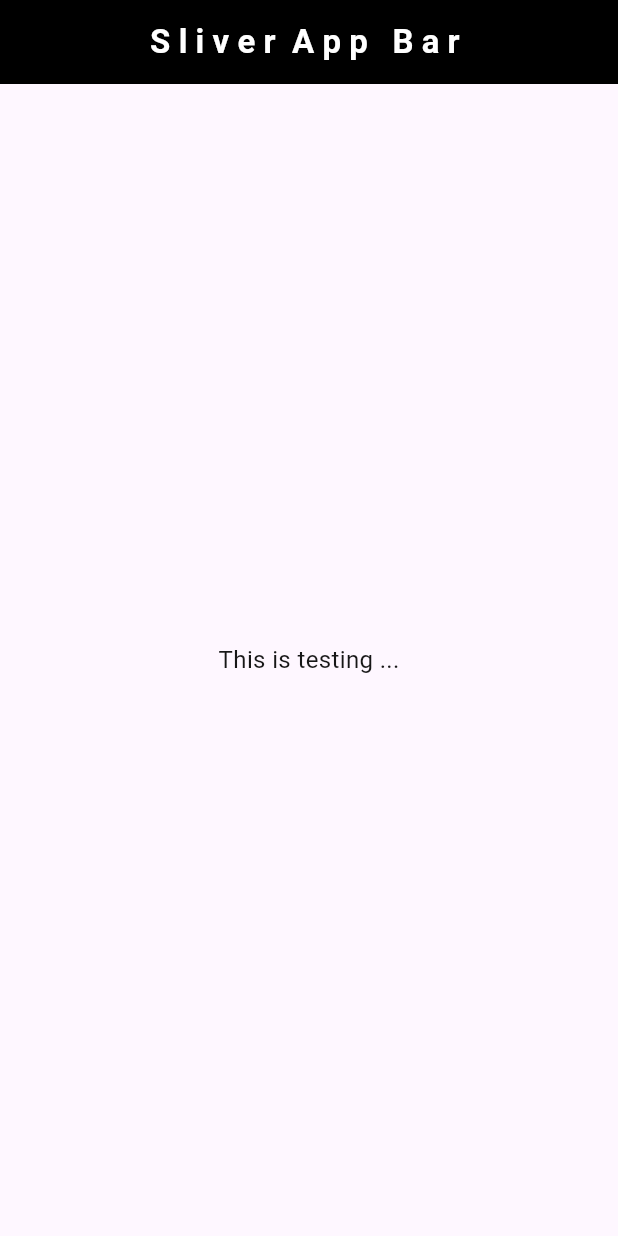
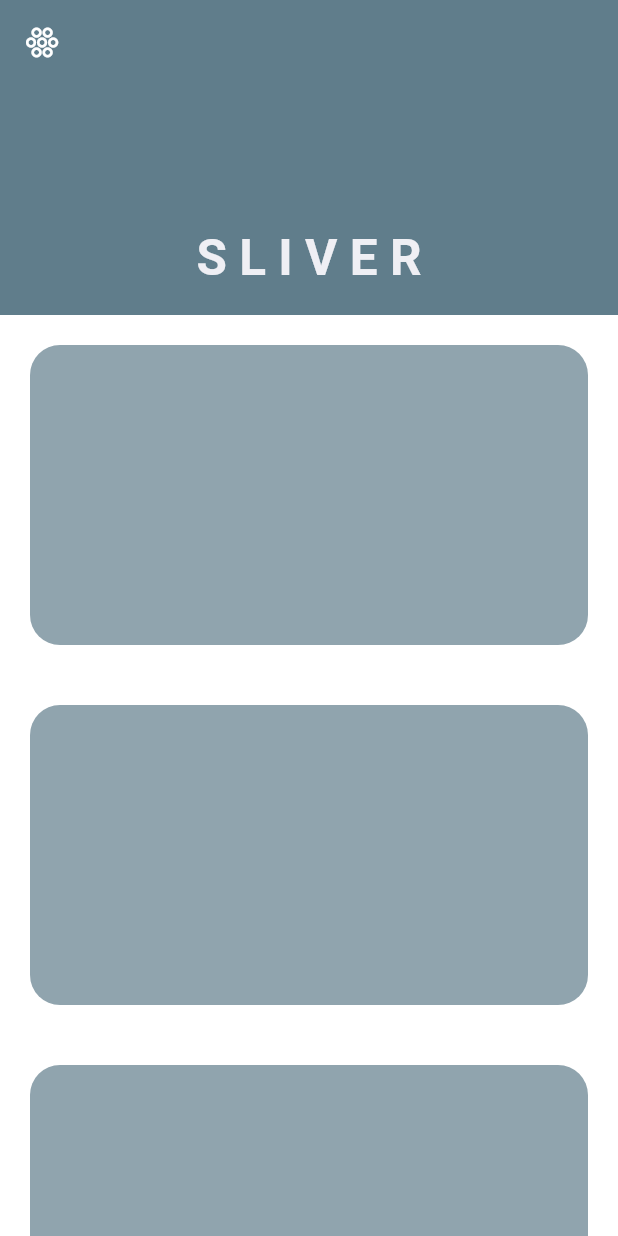
Before and after one commit to Mottakin890/first_project, a Flutter app: the screen it shows after launch, on a phone screen of 412 x 824 dp. Run offline on Flutter 3.47's test engine with Material 3 defaults, Android fonts, the phone set to English and light mode, and no system bars.

Commit message:
Sliver App Bar Done ...

```diff
--- a/lib/sliver_app_bar.dart
+++ b/lib/sliver_app_bar.dart
@@ -7,25 +7,112 @@ class HomePage extends StatelessWidget {
   @override
   Widget build(BuildContext context) {
     return Scaffold(
-      appBar: AppBar(
-        centerTitle: true,
-        backgroundColor: CupertinoColors.label,
-        title: Text(
-          "S l i v e r  A p p   B a r ",
-          style: TextStyle(
-            color: CupertinoColors.white,
-            fontWeight: FontWeight.bold,
+      backgroundColor: Colors.white,
+      body: CustomScrollView(
+        slivers: [
+          SliverAppBar(
+            flexibleSpace: FlexibleSpaceBar(
+              centerTitle: true,
+              title: Text(
+                "S L I V E R",
+                style: TextStyle(
+                  fontWeight: FontWeight.bold,
+                  color: CupertinoColors.extraLightBackgroundGray,
+                ),
+              ),
+              background: Container(color: Colors.blueGrey),
+            ),
+            expandedHeight: 210,
+            leading: Icon(
+              CupertinoIcons.circle_grid_hex,
+              color: CupertinoColors.white,
+            ),
+            backgroundColor: CupertinoColors.label,
+            floating: false,
+            pinned: true,
           ),
-        ),
-      ),
-      body: Center(
-        child: Text(
-          "This is testing ...",
-          style: TextStyle(
-            color: CupertinoColors.darkBackgroundGray,
-            fontSize: 16,
+          SliverToBoxAdapter(
+            child: Padding(
+              padding: EdgeInsets.all(20),
+              child: ClipRRect(
+                borderRadius: BorderRadius.circular(20),
+                child: Container(height: 200, color: Colors.blueGrey[300]),
+              ),
+            ),
           ),
-        ),
+          SliverToBoxAdapter(
+            child: Padding(
+              padding: EdgeInsets.all(20),
+              child: ClipRRect(
+                borderRadius: BorderRadius.circular(20),
+                child: Container(height: 200, color: Colors.blueGrey[300]),
+              ),
+            ),
+          ),
+          SliverToBoxAdapter(
+            child: Padding(
+              padding: EdgeInsets.all(20),
+              child: ClipRRect(
+                borderRadius: BorderRadius.circular(20),
+                child: Container(height: 200, color: Colors.blueGrey[300]),
+              ),
+            ),
+          ),
+          SliverToBoxAdapter(
+            child: Padding(
+              padding: EdgeInsets.all(20),
+              child: ClipRRect(
+                borderRadius: BorderRadius.circular(20),
+                child: Container(height: 200, color: Colors.blueGrey[300]),
+              ),
+            ),
+          ),
+          SliverToBoxAdapter(
+            child: Padding(
+              padding: EdgeInsets.all(20),
+              child: ClipRRect(
+                borderRadius: BorderRadius.circular(20),
+                child: Container(height: 200, color: Colors.blueGrey[300]),
+              ),
+            ),
+          ),
+          SliverToBoxAdapter(
+            child: Padding(
+              padding: EdgeInsets.all(20),
+              child: ClipRRect(
+                borderRadius: BorderRadius.circular(20),
+                child: Container(height: 200, color: Colors.blueGrey[300]),
+              ),
+            ),
+          ),
+          SliverToBoxAdapter(
+            child: Padding(
+              padding: EdgeInsets.all(20),
+              child: ClipRRect(
+                borderRadius: BorderRadius.circular(20),
+                child: Container(height: 200, color: Colors.blueGrey[300]),
+              ),
+            ),
+          ),
+          SliverToBoxAdapter(
+            child: Padding(
+              padding: EdgeInsets.all(20),
+              child: ClipRRect(
+                borderRadius: BorderRadius.circular(20),
+                child: Container(height: 200, color:Colors.blueGrey[300]),
+              ),
+            ),
+          ),
+          SliverToBoxAdapter(
+            child: Padding(
+              padding: EdgeInsets.all(20),
+              child: ClipRRect(
+                borderRadius: BorderRadius.circular(20),
+                child: Container(height: 200, color:Colors.blueGrey[300]),
+              ),
+            ),
+          ),
+        ],
       ),
     );
   }
```
